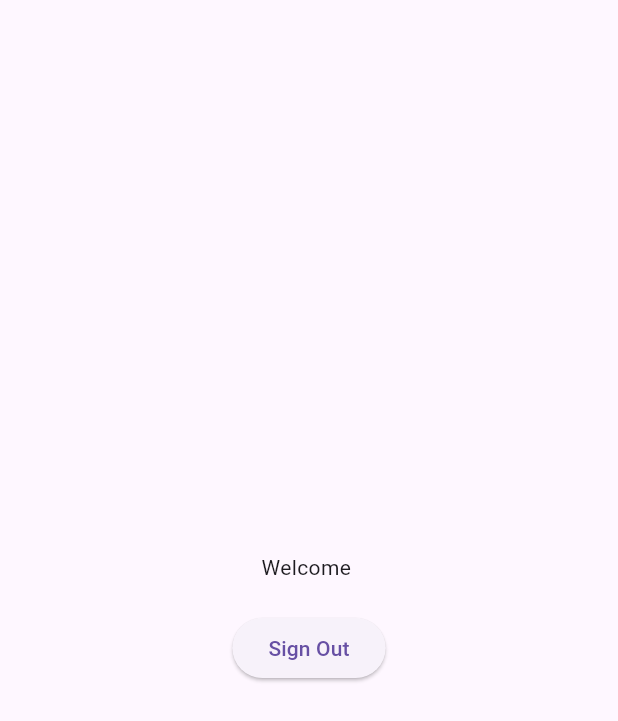
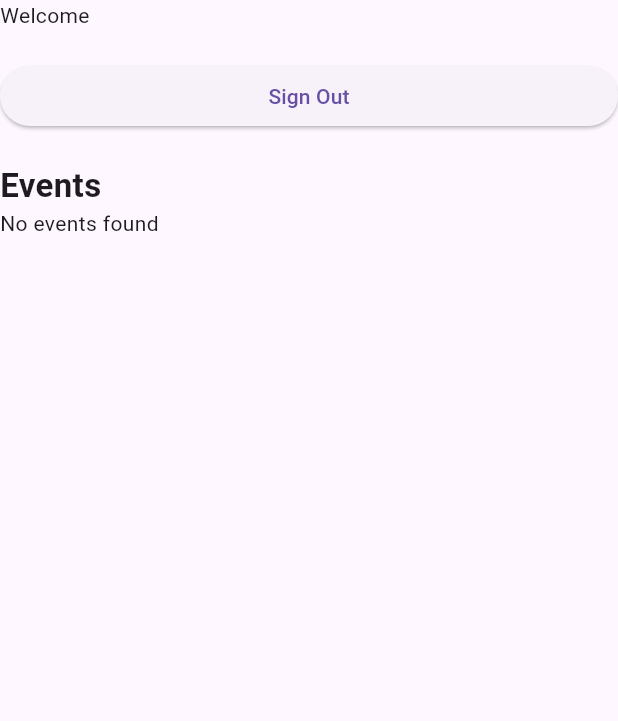
Before and after one commit to BU-Spark/se-bu-passport-arts, a Flutter app: the screen it shows once a user with an empty profile is signed in, on a phone screen of 412 x 824 dp. Shown: the top 721 px of the screen. Run offline on Flutter 3.47's test engine with Material 3 defaults, Android fonts, the phone set to English and light mode, and no system bars; our stand-ins replace cloud_firestore, firebase_auth, firebase_core; accounts and stored records are empty.

Commit message:
implemented events functionality

```diff
--- /dev/null
+++ b/bu_passport/lib/classes/event.dart
@@ -0,0 +1,19 @@
+class Event {
+  final String eventId;
+  final String eventName;
+  final String eventPhoto;
+  final String eventLocation;
+  final DateTime eventTime;
+  final List<String> eventTags;
+  final List<String> registeredUsers;
+
+  Event({
+    required this.eventId,
+    required this.eventName,
+    required this.eventPhoto,
+    required this.eventLocation,
+    required this.eventTime,
+    required this.eventTags,
+    required this.registeredUsers,
+  });
+}
--- a/bu_passport/lib/pages/home_page.dart
+++ b/bu_passport/lib/pages/home_page.dart
@@ -1,5 +1,8 @@
 // home page welcoming user with sign out button
 
+import 'package:bu_passport/classes/event.dart';
+import 'package:bu_passport/components/EventWidget.dart';
+import 'package:cloud_firestore/cloud_firestore.dart';
 import 'package:firebase_auth/firebase_auth.dart';
 import 'package:flutter/material.dart';
 
@@ -11,12 +14,43 @@ class HomePage extends StatefulWidget {
 
 class _HomePageState extends State<HomePage> {
   final user = FirebaseAuth.instance.currentUser!;
+  final db = FirebaseFirestore.instance;
+  List<Event> eventList = []; // List to store events data
+
+  @override
+  void initState() {
+    super.initState();
+  }
+
+  Future<List<Event>> fetchEvents() {
+    CollectionReference events = db.collection('events');
+
+    return events.get().then((QuerySnapshot snapshot) {
+      snapshot.docs.forEach((doc) {
+        final eventData = doc.data() as Map<String, dynamic>;
+        Event event = Event(
+          eventId: doc.id,
+          eventName: eventData['eventName'],
+          eventPhoto: eventData['eventPhoto'],
+          eventLocation: eventData['eventLocation'],
+          eventTime: (eventData['eventTime'] as Timestamp).toDate(),
+          eventTags: List<String>.from(eventData['eventTags'] ?? []),
+          registeredUsers:
+              List<String>.from(eventData['registeredUsers'] ?? []),
+        );
+        eventList.add(event); // Add the event data to the list
+      });
+      print('Events in eventList: $eventList');
+      return eventList;
+    }).catchError((error) => print("Failed to fetch events: $error"));
+  }
+
   @override
   Widget build(BuildContext context) {
     return Scaffold(
       body: Center(
-        child: Column(
-          mainAxisAlignment: MainAxisAlignment.center,
+        child: ListView(
+          // mainAxisAlignment: MainAxisAlignment.center,
           children: [
             Text('Welcome ${user.email!}'),
             const SizedBox(height: 20),
@@ -26,6 +60,38 @@ class _HomePageState extends State<HomePage> {
               },
               child: const Text('Sign Out'),
             ),
+            const SizedBox(height: 20),
+            Text(
+              'Events',
+              style: TextStyle(
+                fontSize: 22,
+                fontWeight: FontWeight.bold,
+              ),
+            ),
+            FutureBuilder<List<Event>>(
+              future: fetchEvents(), // Call fetchEvents() to get events
+              builder: (context, snapshot) {
+                if (snapshot.connectionState == ConnectionState.waiting) {
+                  return CircularProgressIndicator(); // Show loading indicator while fetching events
+                } else if (snapshot.hasError) {
+                  return Text('Error: ${snapshot.error}');
+                } else {
+                  // If events are fetched successfully, display them
+                  List<Event>? events = snapshot.data;
+                  if (events != null && events.isNotEmpty) {
+                    return ListView(
+                      shrinkWrap: true,
+                      physics: ClampingScrollPhysics(),
+                      children: events.map((event) {
+                        return EventWidget(event: event);
+                      }).toList(),
+                    );
+                  } else {
+                    return Text('No events found');
+                  }
+                }
+              },
+            ),
           ],
         ),
       ),
```
Also changed, not shown: bu_passport/lib/components/EventWidget.dart (added, +48 -0 lines), bu_passport/lib/res/abstract.png (added), bu_passport/lib/res/symphony.png (added), 2 other files.
